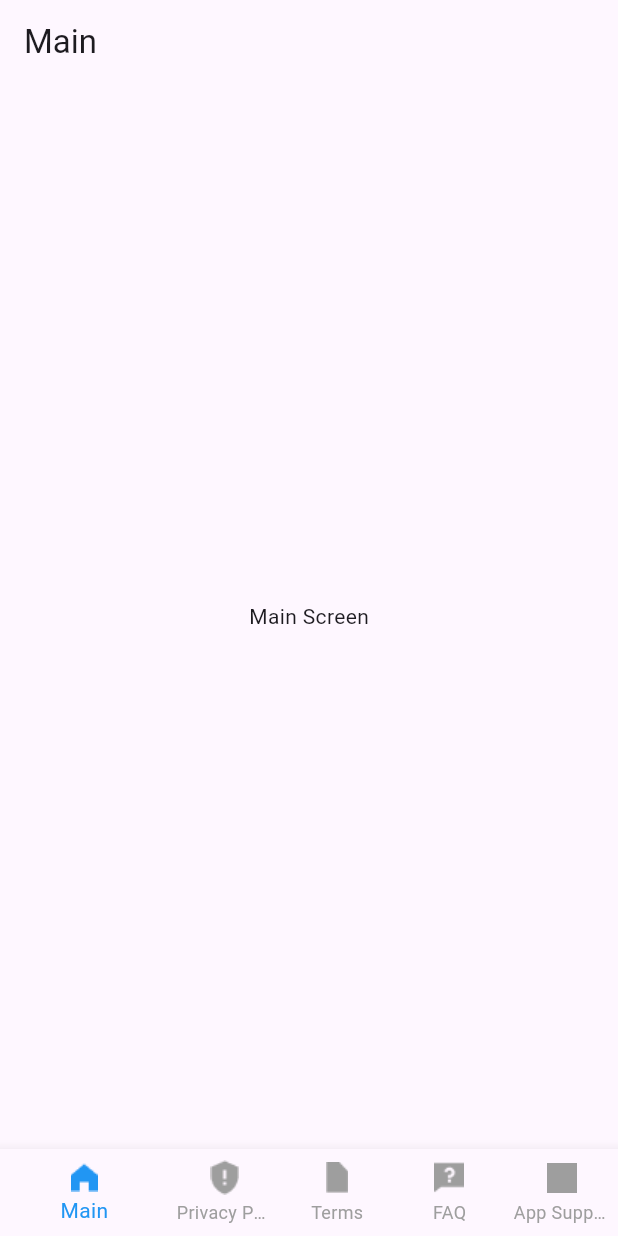
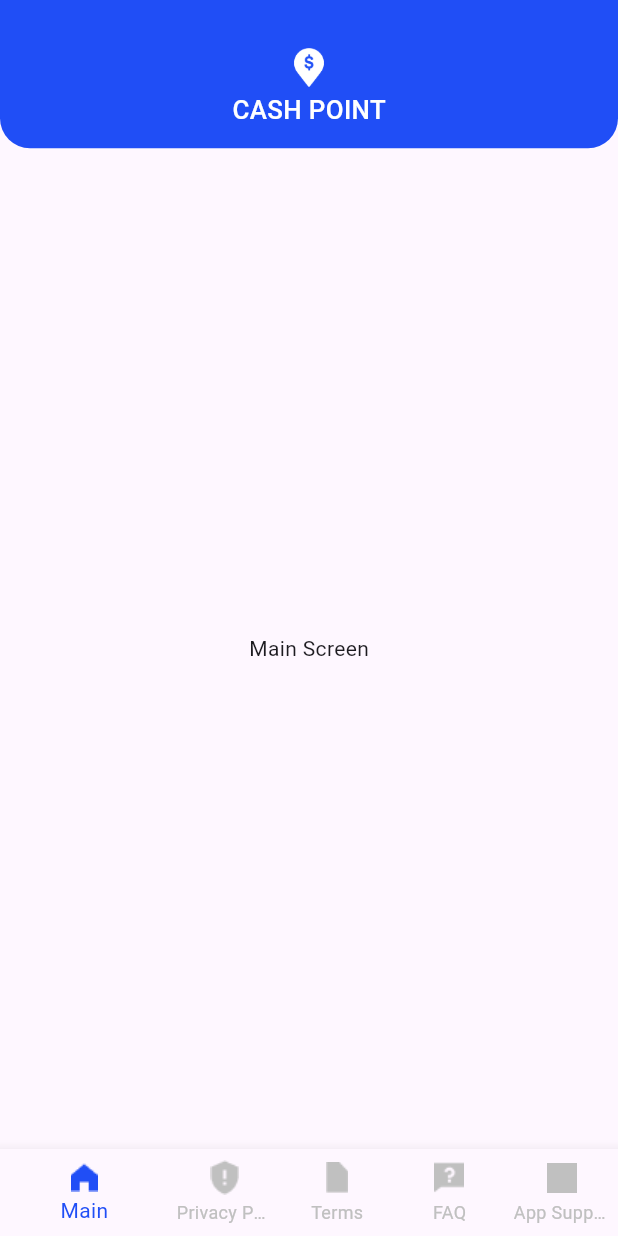
Before and after one commit to Yura-0/boosta_test, a Flutter app: the screen it shows after launch, on a phone screen of 412 x 824 dp. Run offline on Flutter 3.47's test engine with Material 3 defaults, Android fonts, the phone set to English and light mode, and no system bars; our stand-ins replace responsive_sizer.

Commit message:
add custome app bar

```diff
--- a/lib/features/home/home_screen.dart
+++ b/lib/features/home/home_screen.dart
@@ -1,12 +1,12 @@
 import 'package:flutter/material.dart';
 
-import '../../core/image_assets.dart';
 import '../app_support/app_support_screen.dart';
 import '../faq/faq_screen.dart';
 import '../main/main_screen.dart';
 import '../privacy_policy/privacy_policy_screen.dart';
 import '../terms/terms_screen.dart';
 import 'widgets/bottom_nav_bar.dart';
+import 'widgets/custome_app_bar.dart';
 import 'widgets/custome_page_view.dart';
 
 class HomeScreen extends StatefulWidget {
@@ -42,22 +42,24 @@ class _HomeScreenState extends State<HomeScreen> {
   @override
   Widget build(BuildContext context) {
     return Scaffold(
-      appBar: AppBar(
-        title: Text(_getTitle()),
-        leading: _selectedIndex == 0
-            ? null
-            : IconButton(
-                icon: const ImageIcon(AssetImage(ImgAssets.arrowBack)),
-                onPressed: () {
-                  _onItemTapped(0);
-                },
-              ),
-      ),
-      body: CustomPageView(
-        controller: _pageController,
-        onPageChanged: _onPageChanged,
-        children: _widgetOptions,
-        selectedIndex: _selectedIndex,
+      body: Column(
+        children: [
+          CustomAppBar(
+            title: _getTitle(),
+            showBackButton: false,
+            onBackButtonPressed: () {},
+            selectedIndex: _selectedIndex,
+            onItemTapped: _onItemTapped,
+          ),
+          Expanded(
+            child: CustomPageView(
+              controller: _pageController,
+              onPageChanged: _onPageChanged,
+              children: _widgetOptions,
+              selectedIndex: _selectedIndex,
+            ),
+          ),
+        ],
       ),
       bottomNavigationBar: BottomNavBar(
         currentIndex: _selectedIndex,
@@ -65,7 +67,6 @@ class _HomeScreenState extends State<HomeScreen> {
       ),
     );
   }
-
 
   String _getTitle() {
     switch (_selectedIndex) {
--- a/lib/features/home/widgets/bottom_nav_bar.dart
+++ b/lib/features/home/widgets/bottom_nav_bar.dart
@@ -34,12 +34,12 @@ class BottomNavBar extends StatelessWidget {
         ),
       ],
       currentIndex: currentIndex,
-      selectedItemColor: Colors.blue,
-      unselectedItemColor: Colors.grey,
+      selectedItemColor: const Color.fromARGB(255, 32, 78, 246),
+      unselectedItemColor: const Color.fromARGB(255, 192, 192, 192),
       onTap: onItemTapped,
       showUnselectedLabels: true,
-      selectedLabelStyle: const TextStyle(color: Colors.blue),
-      unselectedLabelStyle: const TextStyle(color: Colors.grey),
+      selectedLabelStyle: const TextStyle(color: Color.fromARGB(255, 32, 78, 246),),
+      unselectedLabelStyle: const TextStyle(color: Color.fromARGB(255, 192, 192, 192)),
     );
   }
 }
--- /dev/null
+++ b/lib/features/home/widgets/custome_app_bar.dart
@@ -0,0 +1,95 @@
+import 'package:flutter/material.dart';
+import 'package:responsive_sizer/responsive_sizer.dart';
+
+import '../../../core/image_assets.dart';
+
+class CustomAppBar extends StatelessWidget {
+  final String title;
+  final bool showBackButton;
+  final VoidCallback? onBackButtonPressed;
+  final int selectedIndex;
+  final void Function(int) onItemTapped;
+
+  const CustomAppBar({
+    super.key,
+    required this.title,
+    this.showBackButton = false,
+    this.onBackButtonPressed,
+    required this.selectedIndex,
+    required this.onItemTapped,
+  });
+
+  @override
+  Widget build(BuildContext context) {
+    return Container(
+      height: Adaptive.h(12),
+      width: double.infinity,
+      decoration: const BoxDecoration(
+        color: Color.fromARGB(255, 32, 78, 246),
+        borderRadius: BorderRadius.vertical(bottom: Radius.circular(20)),
+      ),
+      child: selectedIndex == 0
+          ? Center(
+              child: Padding(
+                padding: EdgeInsets.only(top: Adaptive.h(2)),
+                child: Column(
+                  mainAxisAlignment: MainAxisAlignment.center,
+                  children: [
+                    SizedBox(
+                      width: Adaptive.w(5),
+                      height: Adaptive.h(4),
+                      child: const Image(
+                        image: AssetImage(
+                          ImgAssets.point,
+                        ),
+                      ),
+                    ),
+                    Text(
+                      "CASH POINT",
+                      style: TextStyle(
+                        color: Colors.white,
+                        fontSize: 17.sp,
+                        fontWeight: FontWeight.w500,
+                      ),
+                    ),
+                  ],
+                ),
+              ),
+            )
+          : Padding(
+              padding: EdgeInsets.only(
+                  top: Adaptive.h(2),
+                  left: Adaptive.w(5),
+                  right: Adaptive.w(5)),
+              child: Row(
+                mainAxisSize: MainAxisSize.max,
+                children: [
+                  IconButton(
+                    icon: const ImageIcon(AssetImage(ImgAssets.arrowBack),
+                        color: Colors.white),
+                    onPressed: () {
+                      onItemTapped(0);
+                    },
+                  ),
+                  Expanded(
+                    child: Padding(
+                      padding: EdgeInsets.only(right: Adaptive.w(10)),
+                      child: Align(
+                        alignment: Alignment.center,
+                        child: Text(
+                          title,
+                          style: TextStyle(
+                            color: Colors.white,
+                            fontSize: 18.sp,
+                            fontWeight: FontWeight.w500,
+                          ),
+                        ),
+                      ),
+                    ),
+                  ),
+                ],
+              ),
+            ),
+    );
+  }
+}
```
